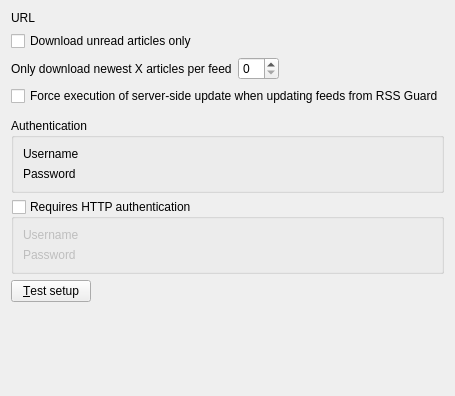
The window that src/librssguard/services/tt-rss/gui/ttrssaccountdetails.ui (norbusan/rssguard-debian) describes before a commit, drawn with Qt 5.
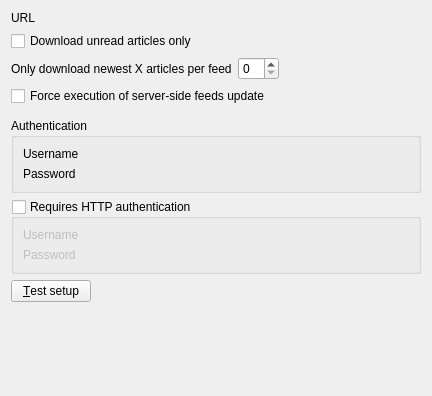
The same window after the commit. Custom widgets are drawn as their Qt base class.

```diff
--- a/src/librssguard/services/tt-rss/gui/ttrssaccountdetails.ui
+++ b/src/librssguard/services/tt-rss/gui/ttrssaccountdetails.ui
@@ -88,7 +88,7 @@
    <item row="3" column="0" colspan="2">
     <widget class="QCheckBox" name="m_checkServerSideUpdate">
      <property name="text">
-      <string>Force execution of server-side update when updating feeds from RSS Guard</string>
+      <string>Force execution of server-side feeds update</string>
      </property>
     </widget>
    </item>
```
